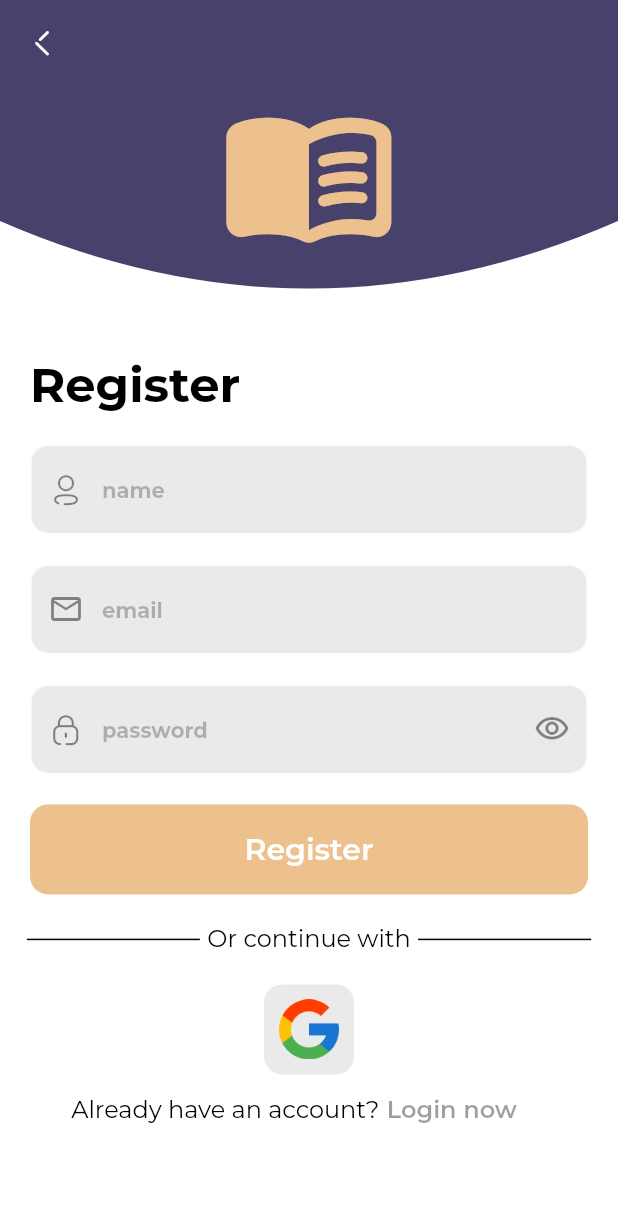
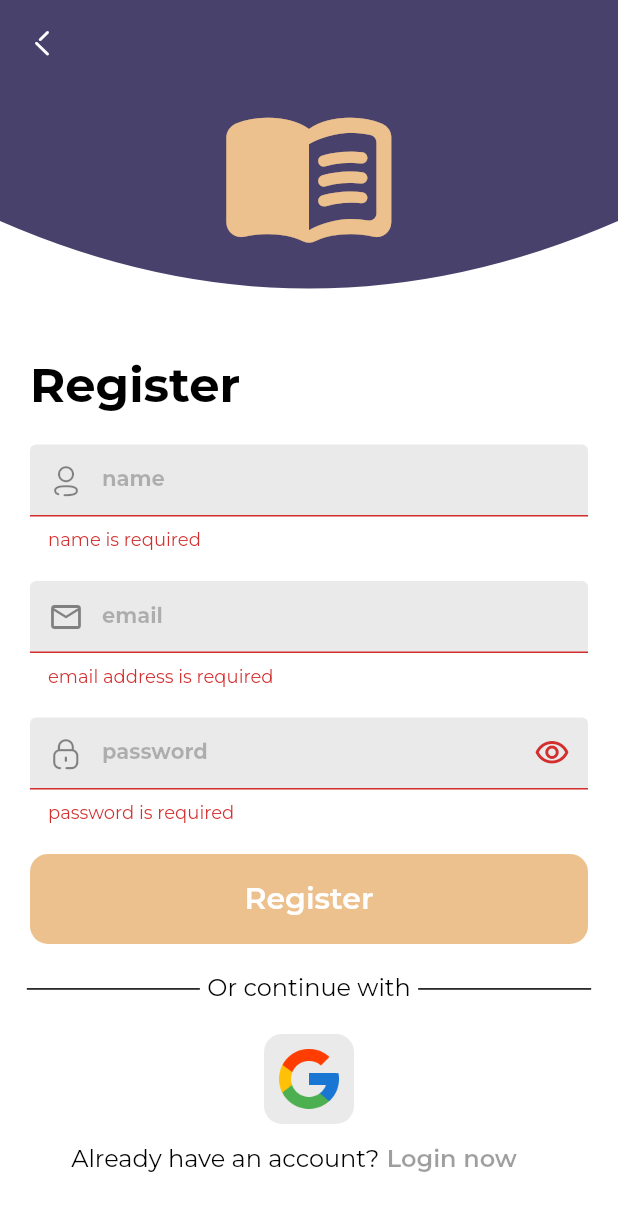
Before and after one commit to yousefm2311/booky-app-mvvm, a Flutter app: the RegisterView screen opened by its route, after a tap on "Register", on a phone screen of 412 x 824 dp. Shown: the top 1211 px of the screen. Run offline on Flutter 3.47's test engine with Material 2 defaults, Android fonts, the phone set to English and light mode, and no system bars; our stand-ins replace animate_do, cloud_firestore, dartz, dio, firebase_auth, firebase_core and 5 more; accounts and stored records are empty.

```diff
--- a/lib/core/utils/routes/routes.dart
+++ b/lib/core/utils/routes/routes.dart
@@ -4,6 +4,7 @@ import 'package:bookly_full_app_mvvm/features/auth/data/repos/auth_repo_impl.dar
 import 'package:bookly_full_app_mvvm/features/auth/presentition/view_model/bloc_auth/auth_bloc.dart';
 import 'package:bookly_full_app_mvvm/features/auth/presentition/views/login_view.dart';
 import 'package:bookly_full_app_mvvm/features/auth/presentition/views/register_view.dart';
+import 'package:bookly_full_app_mvvm/features/auth/presentition/views/reset_password.dart';
 import 'package:bookly_full_app_mvvm/features/bottom_navi_bar/presentition/view/bottom_navi_bar_view.dart';
 import 'package:bookly_full_app_mvvm/features/bubbles_selection/presentition/view/bubbles_selection_view.dart';
 import 'package:bookly_full_app_mvvm/features/home/presentition/view/home_view.dart';
@@ -44,21 +45,30 @@ abstract class AppRoutes {
       builder: (context, state) => const BubbleSelection(),
     ),
     GoRoute(
+      path: resetPasswordView,
+      builder: (context, state) => BlocProvider(
+        create: (context) => AuthBloc(getIt.get<AuthRepoImpl>()),
+        child: const ResetPasswordView(),
+      ),
+    ),
+    GoRoute(
         path: loginView,
         builder: (context, state) => BlocProvider(
               create: (context) => AuthBloc(getIt.get<AuthRepoImpl>()),
               child: const LoginView(),
             )),
     GoRoute(
-        path: registerView,
-        builder: (context, state) => BlocProvider(
-              create: (context) => AuthBloc(getIt.get<AuthRepoImpl>()),
-              child: const RegisterView(),
-            )),
+      path: registerView,
+      builder: (context, state) => BlocProvider(
+        create: (context) => AuthBloc(getIt.get<AuthRepoImpl>()),
+        child: const RegisterView(),
+      ),
+    ),
   ]);
   static String splashView = '/';
   static String homeView = '/homeView';
   static String loginView = '/loginView';
+  static String resetPasswordView = '/resetPasswordView';
   static String registerView = '/registerView';
   static String allBooksView = '/allBooksView';
   static String bottomNaviBarView = '/bottomNaviBarView';
--- a/lib/features/auth/data/repos/auth_repo.dart
+++ b/lib/features/auth/data/repos/auth_repo.dart
@@ -1,10 +1,12 @@
-
-
 import 'package:bookly_full_app_mvvm/core/errors/failure_firebase.dart';
 import 'package:dartz/dartz.dart';
 import 'package:firebase_auth/firebase_auth.dart';
 
-abstract class AuthRepo{
-  Future<Either<FirebaseFailure,UserCredential>> loginMethod({required email,required password});
-  Future<Either<FirebaseFailure,UserCredential>> registerMethod({required email,required password});
+abstract class AuthRepo {
+  Future<Either<FirebaseFailure, UserCredential>> loginMethod(
+      {required email, required password});
+  Future<Either<FirebaseFailure, UserCredential>> registerMethod(
+      {required email, required password});
+  Future<Either<FirebaseFailure,void>> ressetPasswordMethod(
+      {required email});
 }
--- a/lib/features/auth/presentition/view_model/bloc_auth/auth_bloc.dart
+++ b/lib/features/auth/presentition/view_model/bloc_auth/auth_bloc.dart
@@ -13,6 +13,8 @@ class AuthBloc extends Bloc<AuthEvent, AuthState> {
   TextEditingController emailRegisterController = TextEditingController();
   TextEditingController nameRegisterController = TextEditingController();
   TextEditingController passwordRegisterController = TextEditingController();
+  TextEditingController resetPasswordController = TextEditingController();
+  var fromKey = GlobalKey<FormState>();
 
   final AuthRepo authRepo;
   AuthBloc(this.authRepo) : super(AuthInitialState()) {
@@ -51,6 +53,15 @@ class AuthBloc extends Bloc<AuthEvent, AuthState> {
           saveToFireStore(value, nameRegisterController);
           emit(RegisterSuccessState());
         });
+      } else if (event is ResetPasswordEvent) {
+        emit(ResetPasswordLoadingState());
+        var result = await authRepo.ressetPasswordMethod(
+            email: resetPasswordController.text);
+        result.fold((failure) {
+          emit(ResetPasswordFailureState(errorMessage: failure.errorMessage));
+        }, (value) {
+          emit(ResetPasswordSuccessState());
+        });
       }
     });
   }
--- a/lib/features/auth/presentition/view_model/bloc_auth/auth_event.dart
+++ b/lib/features/auth/presentition/view_model/bloc_auth/auth_event.dart
@@ -2,4 +2,5 @@ abstract class AuthEvent{}
 
 class LoginEvent extends AuthEvent{}
 class RegisterEvent extends AuthEvent{}
+class ResetPasswordEvent extends AuthEvent{}
 class ChangeVisibilityEvent extends AuthEvent{}
--- a/lib/features/auth/presentition/view_model/bloc_auth/auth_state.dart
+++ b/lib/features/auth/presentition/view_model/bloc_auth/auth_state.dart
@@ -14,6 +14,16 @@ class LoginSuccessState extends AuthState {
 
 class LoginLoadingState extends AuthState {}
 
+class ResetPasswordLoadingState extends AuthState {}
+
+class ResetPasswordSuccessState extends AuthState {}
+
+class ResetPasswordFailureState extends AuthState {
+  final String errorMessage;
+
+  ResetPasswordFailureState({required this.errorMessage});
+}
+
 class LoginFailureState extends AuthState {
   final String errorMessage;
   LoginFailureState({required this.errorMessage});
--- a/lib/features/auth/presentition/views/widget/custom_text_form_field.dart
+++ b/lib/features/auth/presentition/views/widget/custom_text_form_field.dart
@@ -3,15 +3,19 @@ import 'package:bookly_full_app_mvvm/core/utils/styles.dart';
 import 'package:flutter/material.dart';
 
 class CustomTextFormField extends StatelessWidget {
-  const CustomTextFormField(
-      {super.key,
-      required this.hintText,
-      required this.prefixIcon,
-      this.suffixIcon,
-      required this.controller,
-      required this.obscureText, this.textInputType});
+  const CustomTextFormField({
+    super.key,
+    required this.hintText,
+    required this.prefixIcon,
+    this.suffixIcon,
+    required this.controller,
+    required this.obscureText,
+    required this.textInputType,
+    required this.validator,
+  });
   final String hintText;
   final Icon prefixIcon;
+  final String? Function(String?)? validator;
   final Widget? suffixIcon;
   final TextEditingController controller;
   final bool obscureText;
@@ -24,9 +28,9 @@ class CustomTextFormField extends StatelessWidget {
         keyboardType: textInputType,
         style: Styles.textStyle16,
         obscureText: obscureText,
+        validator: validator,
         controller: controller,
         decoration: InputDecoration(
-
             hintText: hintText,
             prefixIcon: prefixIcon,
             hintStyle: Styles.textStyle14,
--- a/lib/features/auth/presentition/views/widget/register_body_view.dart
+++ b/lib/features/auth/presentition/views/widget/register_body_view.dart
@@ -1,3 +1,5 @@
+import 'package:bookly_full_app_mvvm/core/utils/functions/custom_snack_bar.dart';
+import 'package:bookly_full_app_mvvm/core/utils/functions/navigator.dart';
 import 'package:bookly_full_app_mvvm/core/utils/routes/routes.dart';
 import 'package:bookly_full_app_mvvm/core/utils/styles.dart';
 import 'package:bookly_full_app_mvvm/core/widgets/button.dart';
@@ -11,7 +13,6 @@ import 'package:bookly_full_app_mvvm/features/auth/presentition/views/widget/sec
 import 'package:bookly_full_app_mvvm/features/auth/presentition/views/widget/section_register_text_from_field.dart';
 import 'package:flutter/material.dart';
 import 'package:flutter_bloc/flutter_bloc.dart';
-import 'package:go_router/go_router.dart';
 
 class RegisterBodyView extends StatelessWidget {
   const RegisterBodyView({super.key});
@@ -22,6 +23,8 @@ class RegisterBodyView extends StatelessWidget {
       builder: (context, state) {
         var bloc = BlocProvider.of<AuthBloc>(context);
         return SingleChildScrollView(
+          child: Form(
+            key: bloc.fromKey,
             child: Column(
               crossAxisAlignment: CrossAxisAlignment.start,
               children: [
@@ -41,11 +44,13 @@ class RegisterBodyView extends StatelessWidget {
                         ? const CustomLoadingIndicator()
                         : Text(
                             'Register',
-                          style:
-                              Styles.textStyle20.copyWith(color: Colors.white),
+                            style: Styles.textStyle20
+                                .copyWith(color: Colors.white),
                           ),
                     onPressed: () {
+                      if (bloc.fromKey.currentState!.validate()) {
                         BlocProvider.of<AuthBloc>(context).add(RegisterEvent());
+                      }
                     },
                   ),
                 ),
@@ -55,14 +60,21 @@ class RegisterBodyView extends StatelessWidget {
                   text: 'Already have an account?',
                   buttonTitle: 'Login now',
                   onPressed: () {
-                  GoRouter.of(context).pushReplacement(AppRoutes.loginView);
+                    pushReplacementRouter(AppRoutes.loginView, context);
                   },
                 )
               ],
             ),
+          ),
         );
       },
-      listener: (context, state) {},
+      listener: (context, state) {
+        if (state is RegisterFailureState) {
+          customSnackBar(context, text: state.errorMessage.toString());
+        } else if (state is RegisterSuccessState) {
+          pushReplacementRouter(AppRoutes.loginView, context);
+        }
+      },
     );
   }
 }
--- a/lib/features/auth/presentition/views/widget/section_register_text_from_field.dart
+++ b/lib/features/auth/presentition/views/widget/section_register_text_from_field.dart
@@ -13,6 +13,12 @@ class SectionRegisterTextFormField extends StatelessWidget {
     return Column(
       children: [
         CustomTextFormField(
+          validator: (value) {
+              if (value!.isEmpty) {
+                return 'name is required';
+              }
+              return null;
+            },
           textInputType: TextInputType.name,
             obscureText: false,
             controller: bloc.nameRegisterController,
@@ -20,6 +26,12 @@ class SectionRegisterTextFormField extends StatelessWidget {
             prefixIcon: const Icon(IconBroken.Profile)),
         const SizedBox(height: 20.0),
         CustomTextFormField(
+          validator: (value) {
+              if (value!.isEmpty) {
+                return 'email address is required';
+              }
+              return null;
+            },
           textInputType: TextInputType.emailAddress,
             obscureText: false,
             controller: bloc.emailRegisterController,
@@ -27,6 +39,12 @@ class SectionRegisterTextFormField extends StatelessWidget {
             prefixIcon: const Icon(Icons.email_outlined)),
         const SizedBox(height: 20.0),
         CustomTextFormField(
+          validator: (value) {
+              if (value!.isEmpty) {
+                return 'password is required';
+              }
+              return null;
+            },
           textInputType: TextInputType.visiblePassword,
           obscureText: bloc.isVisibility,
           controller: bloc.passwordRegisterController,
```
Also changed, not shown: lib/core/utils/functions/navigator.dart (added, +12 -0 lines), lib/features/auth/data/repos/auth_repo_impl.dart (+14 -0 lines), lib/features/auth/presentition/views/reset_password.dart (added, +88 -0 lines), lib/features/auth/presentition/views/widget/login_body_view.dart (+10 -6 lines), lib/features/auth/presentition/views/widget/section_button_login.dart (+13 -2 lines), lib/features/auth/presentition/views/widget/section_login_text_form_field.dart (+13 -1 lines), lib/features/splash/presentition/view/splash_view.dart (+6 -3 lines). Lines whose indentation alone changed are shown as unchanged.
